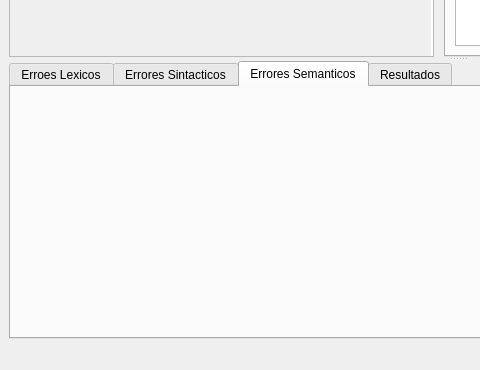
Old version of the form src/ide/untitled.ui in the repository Dianaqwert/CompilerProyect; both pictures show x 0 to 480 and y 279 to 649 of the 915 by 649 pixel window.
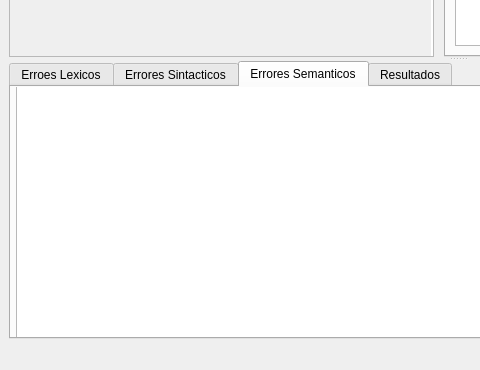
New version of the form. The open tabs and pages were chosen to show the change. Icons and pictures are not drawn.

Commit message: Commit analizador semantico P1

```diff
--- a/src/ide/untitled.ui
+++ b/src/ide/untitled.ui
@@ -17,7 +17,7 @@
    <string notr="true"/>
   </property>
   <widget class="QWidget" name="centralwidget">
-   <layout class="QHBoxLayout" name="horizontalLayout">
+   <layout class="QVBoxLayout" name="verticalLayout_2">
     <item>
      <widget class="QSplitter" name="splitter_2">
       <property name="orientation">
@@ -161,6 +161,16 @@
         <attribute name="title">
          <string>Errores Semanticos</string>
         </attribute>
+        <widget class="QTableWidget" name="tablaErroresSemanticos">
+         <property name="geometry">
+          <rect>
+           <x>5</x>
+           <y>-19</y>
+           <width>891</width>
+           <height>291</height>
+          </rect>
+         </property>
+        </widget>
        </widget>
        <widget class="QWidget" name="tab_6">
         <attribute name="title">
```
Left out of the diff: 6 changed lines with no effect on the pictures. The commit also changes 4 other files.
